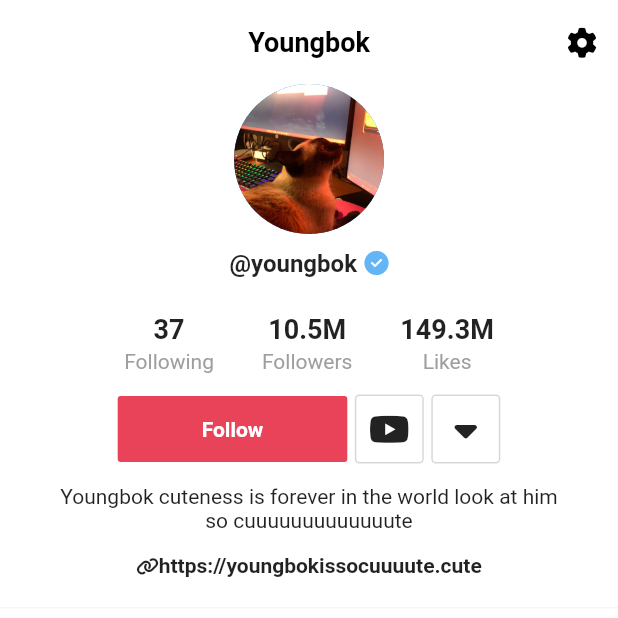
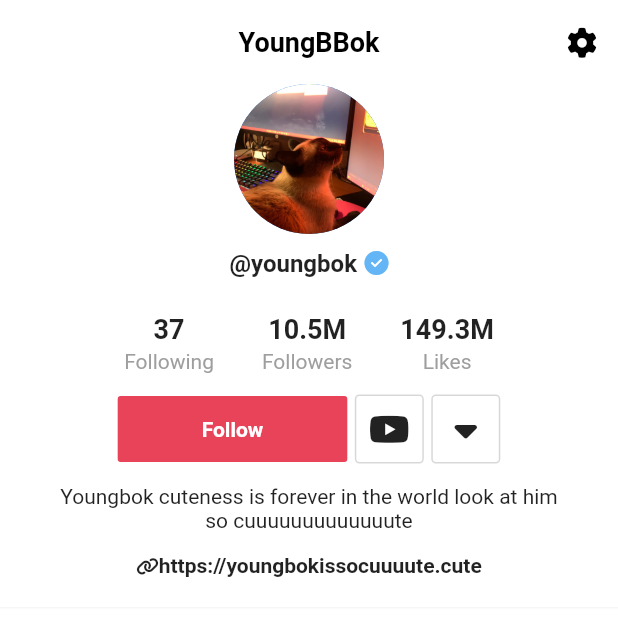
Before and after one commit to youngbokismycat/flutter_tiktok_clone, a Flutter app: the screen it shows after launch, on a phone screen of 412 x 824 dp, the top half of it. Run offline on Flutter 3.47's test engine with Material 3 defaults, Android fonts, the phone set to English and light mode, and no system bars; our stand-ins replace font_awesome_flutter, readmore, video_player, visibility_detector; missing offline and left inert: dart:ffi; network calls fail.

Commit message:
change youngbok name to youngBBok

```diff
--- a/lib/features/users/user_profile_screen.dart
+++ b/lib/features/users/user_profile_screen.dart
@@ -29,7 +29,7 @@ class UserProfileScreen extends StatelessWidget {
             return [
               SliverAppBar(
                 title: const Text(
-                  "Youngbok",
+                  "YoungBBok",
                 ),
                 actions: [
                   IconButton(
```
